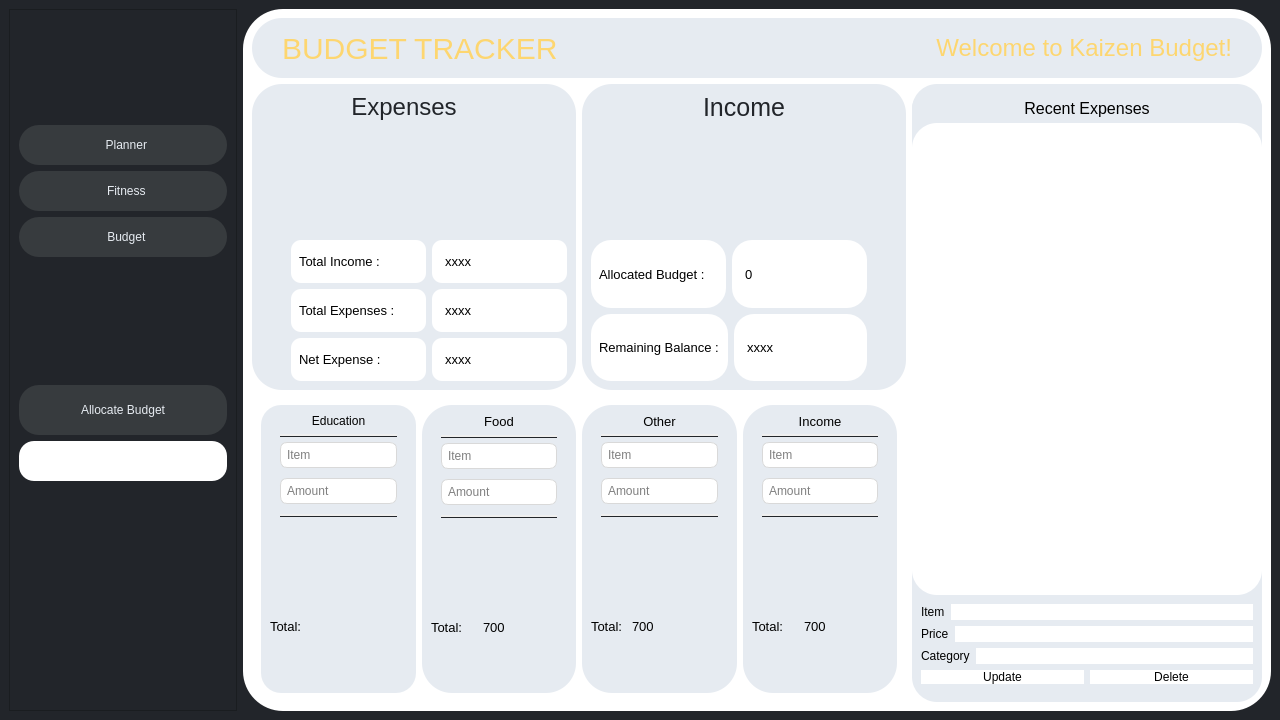
Old version of the form K/budget.ui in the repository burr1to/kaizen.
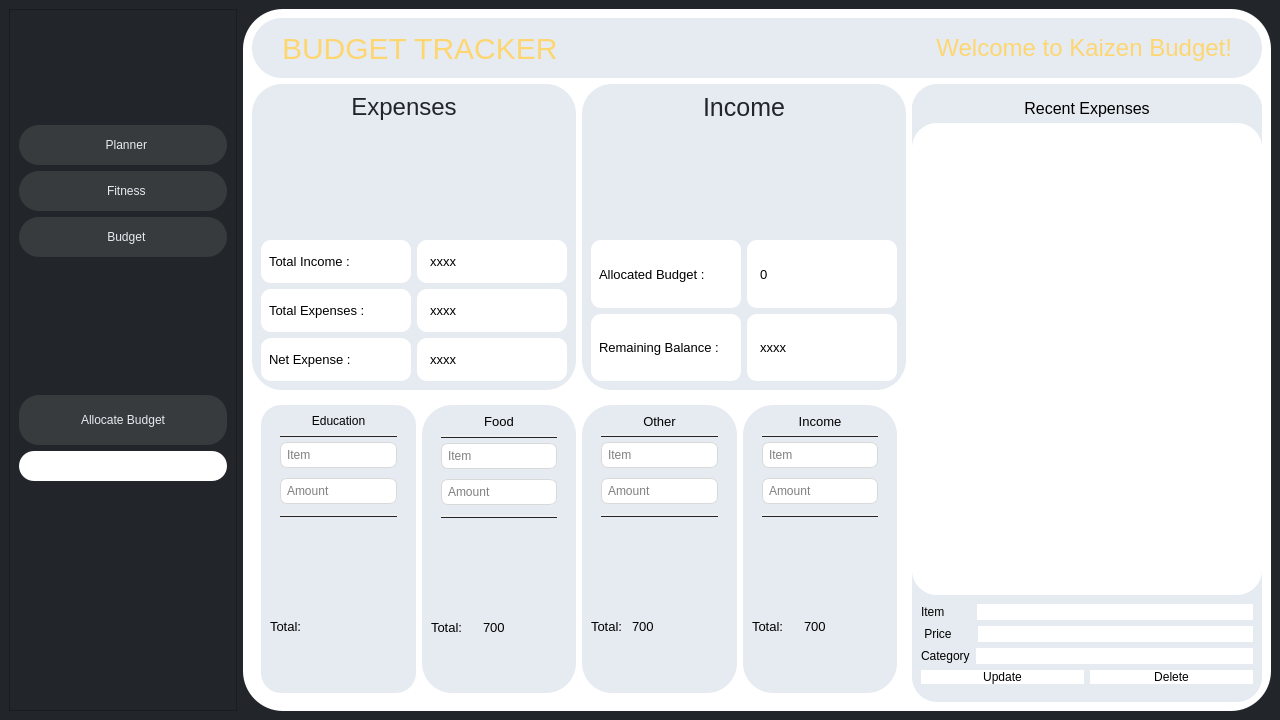
New version of the form. Icons and pictures are not drawn.

The edit to the form file:
```diff
--- a/K/budget.ui
+++ b/K/budget.ui
@@ -214,7 +214,7 @@
          <property name="minimumSize">
           <size>
            <width>0</width>
-           <height>40</height>
+           <height>30</height>
           </size>
          </property>
          <property name="styleSheet">
@@ -389,7 +389,7 @@
                   <item>
                    <layout class="QVBoxLayout" name="verticalLayout_22">
                     <property name="leftMargin">
-                     <number>30</number>
+                     <number>0</number>
                     </property>
                     <item>
                      <layout class="QHBoxLayout" name="horizontalLayout_8">
@@ -603,7 +603,7 @@
                      <number>0</number>
                     </property>
                     <property name="rightMargin">
-                     <number>30</number>
+                     <number>0</number>
                     </property>
                     <item>
                      <layout class="QHBoxLayout" name="horizontalLayout_15" stretch="1,1">
@@ -618,7 +618,7 @@
                         </property>
                         <property name="styleSheet">
                          <string notr="true">background-color: #ffffff;
-border-radius:20px;
+border-radius:10px;
 padding:5px;
 </string>
                         </property>
@@ -642,7 +642,7 @@
                         <property name="styleSheet">
                          <string notr="true">#allbudget{
 background-color: #ffffff;
-border-radius:20px;
+border-radius:10px;
 padding-left:10px;
 }
 #allbudget:hover{
@@ -670,7 +670,7 @@
                         </property>
                         <property name="styleSheet">
                          <string notr="true">background-color: #ffffff;
-border-radius:20px;
+border-radius:10px;
 padding:5px;
 </string>
                         </property>
@@ -694,7 +694,7 @@
                         <property name="styleSheet">
                          <string notr="true">#rem{
 background-color: #ffffff;
-border-radius:20px;
+border-radius:10px;
 padding-left:10px;
 }
 #rem:hover{
@@ -1822,7 +1822,7 @@
                      <item>
                       <widget class="QLabel" name="label_4">
                        <property name="text">
-                        <string>Item</string>
+                        <string>Item        </string>
                        </property>
                       </widget>
                      </item>
@@ -1847,7 +1847,7 @@
                      <item>
                       <widget class="QLabel" name="label_3">
                        <property name="text">
-                        <string>Price</string>
+                        <string> Price      </string>
                        </property>
                       </widget>
                      </item>
```
Left out of the diff: 2 changed lines with no effect on the pictures.
